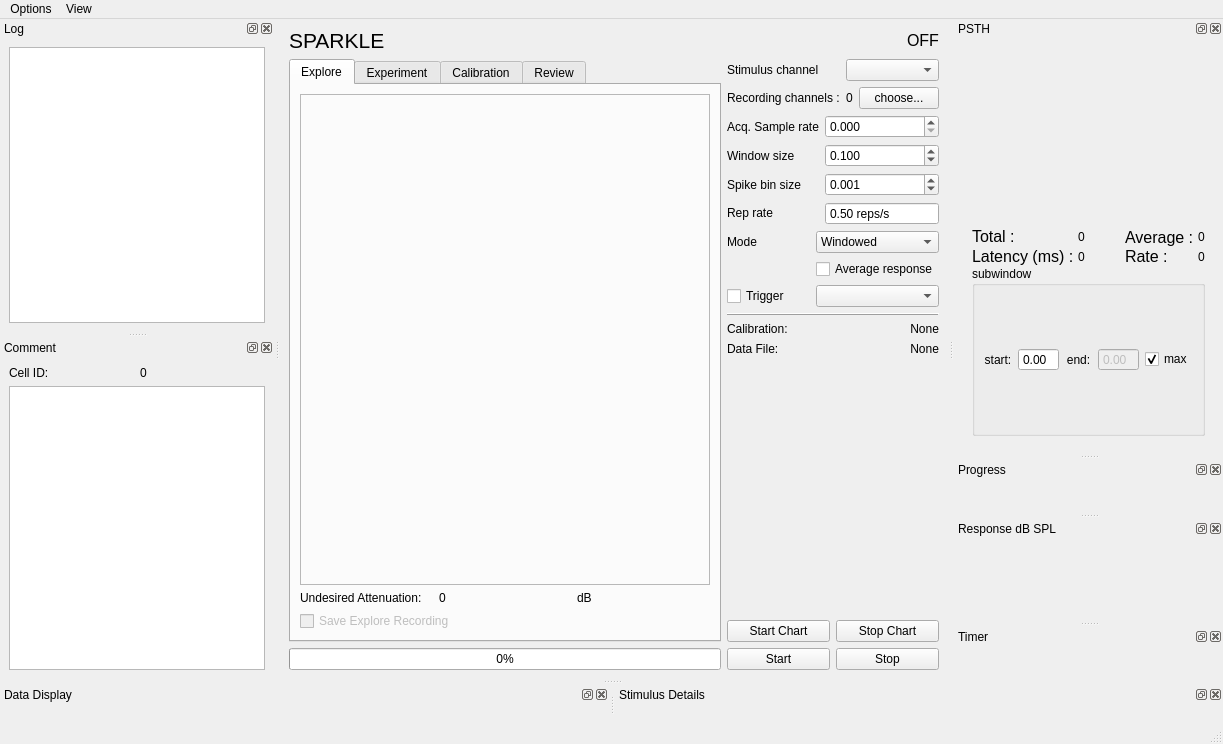
Before: the Qt Designer form sparkle/gui/main_control.ui in portfors-lab/sparkle, drawn with Qt 5.
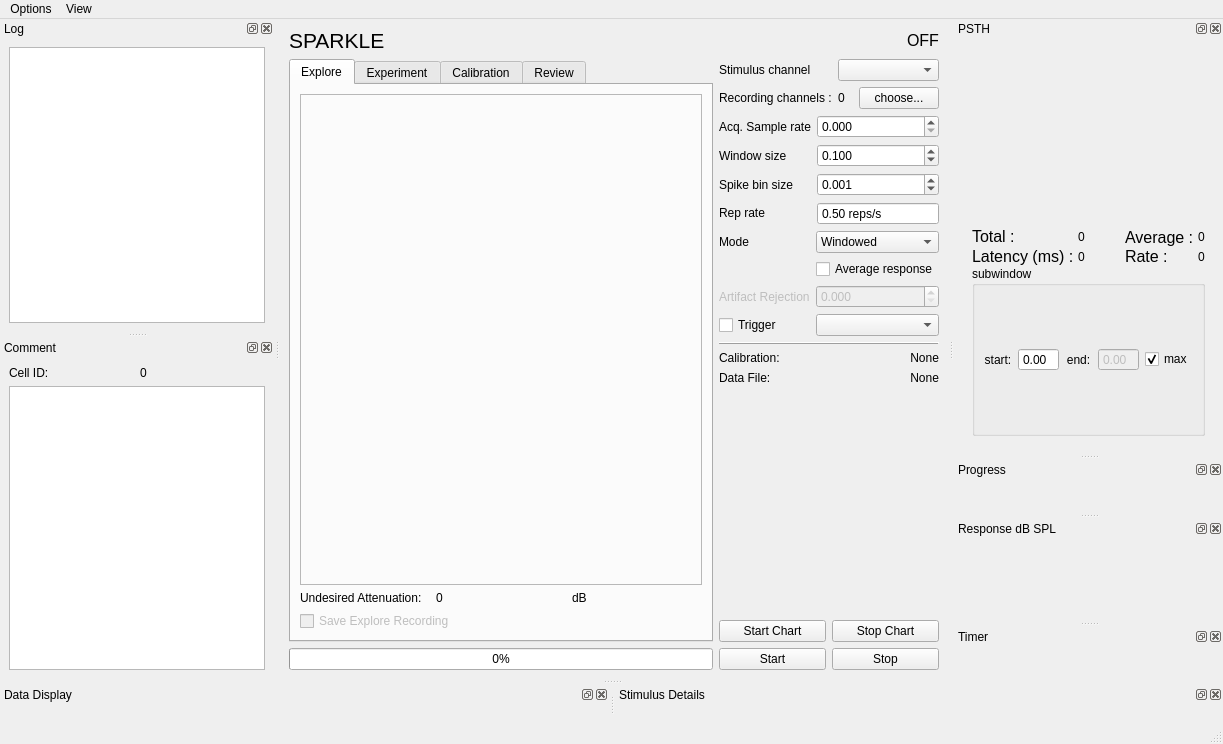
After: the same form once the commit is applied. The open tabs and pages were chosen to show the change. Custom widgets are drawn as their Qt base class.

Commit message: Added new fields to main_control.ui for artifact rejection

Diff of the .ui file:
```diff
--- a/sparkle/gui/main_control.ui
+++ b/sparkle/gui/main_control.ui
@@ -534,7 +534,7 @@
         </item>
         <item>
          <layout class="QGridLayout" name="gridLayout_5">
-          <item row="2" column="1">
+          <item row="3" column="1">
            <widget class="QComboBox" name="trigchanBox"/>
           </item>
           <item row="0" column="0">
@@ -561,7 +561,7 @@
             </item>
            </widget>
           </item>
-          <item row="2" column="0">
+          <item row="3" column="0">
            <widget class="QCheckBox" name="trigCkbx">
             <property name="text">
              <string>Trigger</string>
@@ -575,6 +575,32 @@
             </property>
            </widget>
           </item>
+          <item row="2" column="1">
+           <widget class="SmartSpinBox" name="artifacRejectSpnbx">
+            <property name="enabled">
+             <bool>false</bool>
+            </property>
+            <property name="toolTip">
+             <string>Recording sampling rate</string>
+            </property>
+            <property name="decimals">
+             <number>3</number>
+            </property>
+            <property name="maximum">
+             <double>500000.000000000000000</double>
+            </property>
+           </widget>
+          </item>
+          <item row="2" column="0">
+           <widget class="QLabel" name="label_44">
+            <property name="enabled">
+             <bool>false</bool>
+            </property>
+            <property name="text">
+             <string>Artifact Rejection</string>
+            </property>
+           </widget>
+          </item>
          </layout>
         </item>
         <item>
```
Left out of the diff: 4 changed lines with no effect on the pictures. The commit also changes 1 other file.
